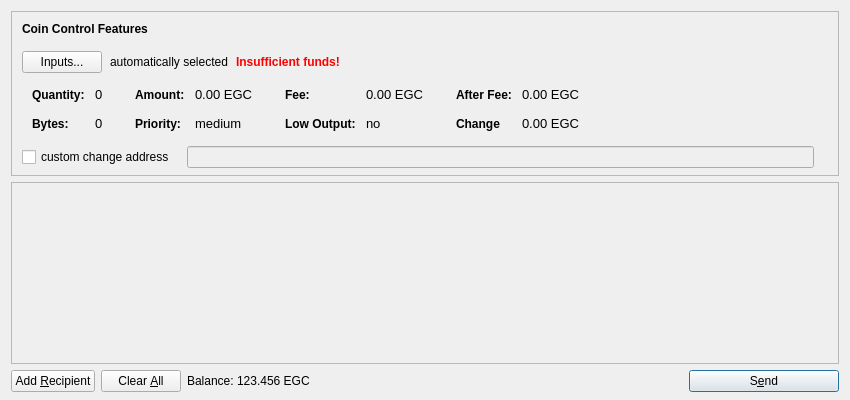
Above: src/qt/forms/sendcoinsdialog.ui from EverGreenCoinDev/EverGreenCoin before the change. Below: the same form after it.
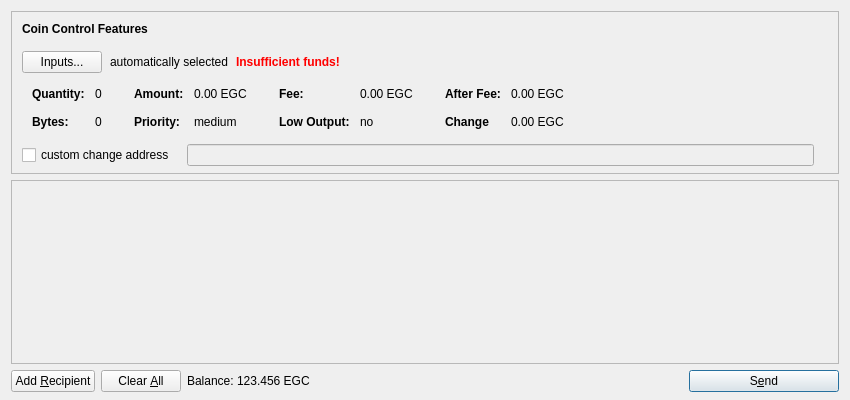
That is the form after the change. Icons and pictures are not drawn.

```diff
--- a/src/qt/forms/sendcoinsdialog.ui
+++ b/src/qt/forms/sendcoinsdialog.ui
@@ -31,13 +31,6 @@
        <height>16777215</height>
       </size>
      </property>
-     <property name="font">
-      <font>
-       <weight>50</weight>
-       <bold>false</bold>
-       <stylestrategy>PreferAntialias</stylestrategy>
-      </font>
-     </property>
      <property name="frameShape">
       <enum>QFrame::StyledPanel</enum>
      </property>
@@ -197,13 +190,6 @@
             <height>0</height>
            </size>
           </property>
-          <property name="font">
-           <font>
-            <weight>50</weight>
-            <bold>false</bold>
-            <stylestrategy>PreferAntialias</stylestrategy>
-           </font>
-          </property>
           <property name="styleSheet">
            <string notr="true"/>
           </property>
@@ -250,12 +236,6 @@
                </property>
                <item row="0" column="0">
                 <widget class="QLabel" name="labelCoinControlQuantityText">
-                 <property name="font">
-                  <font>
-                   <weight>75</weight>
-                   <bold>true</bold>
-                  </font>
-                 </property>
                  <property name="styleSheet">
                   <string notr="true">font-weight:bold;</string>
                  </property>
@@ -269,14 +249,6 @@
                </item>
                <item row="0" column="1">
                 <widget class="QLabel" name="labelCoinControlQuantity">
-                 <property name="font">
-                  <font>
-                   <pointsize>10</pointsize>
-                   <weight>50</weight>
-                   <bold>false</bold>
-                   <stylestrategy>PreferAntialias</stylestrategy>
-                  </font>
-                 </property>
                  <property name="cursor">
                   <cursorShape>IBeamCursor</cursorShape>
                  </property>
@@ -296,12 +268,6 @@
                </item>
                <item row="1" column="0">
                 <widget class="QLabel" name="labelCoinControlBytesText">
-                 <property name="font">
-                  <font>
-                   <weight>75</weight>
-                   <bold>true</bold>
-                  </font>
-                 </property>
                  <property name="styleSheet">
                   <string notr="true">font-weight:bold;</string>
                  </property>
@@ -312,14 +278,6 @@
                </item>
                <item row="1" column="1">
                 <widget class="QLabel" name="labelCoinControlBytes">
-                 <property name="font">
-                  <font>
-                   <pointsize>10</pointsize>
-                   <weight>50</weight>
-                   <bold>false</bold>
-                   <stylestrategy>PreferAntialias</stylestrategy>
-                  </font>
-                 </property>
                  <property name="cursor">
                   <cursorShape>IBeamCursor</cursorShape>
                  </property>
@@ -355,12 +313,6 @@
                </property>
                <item row="0" column="0">
                 <widget class="QLabel" name="labelCoinControlAmountText">
-                 <property name="font">
-                  <font>
-                   <weight>75</weight>
-                   <bold>true</bold>
-                  </font>
-                 </property>
                  <property name="styleSheet">
                   <string notr="true">font-weight:bold;</string>
                  </property>
@@ -374,14 +326,6 @@
                </item>
                <item row="0" column="1">
                 <widget class="QLabel" name="labelCoinControlAmount">
-                 <property name="font">
-                  <font>
-                   <pointsize>10</pointsize>
-                   <weight>50</weight>
-                   <bold>false</bold>
-                   <stylestrategy>PreferAntialias</stylestrategy>
-                  </font>
-                 </property>
                  <property name="cursor">
                   <cursorShape>IBeamCursor</cursorShape>
                  </property>
@@ -398,12 +342,6 @@
                </item>
                <item row="1" column="0">
                 <widget class="QLabel" name="labelCoinControlPriorityText">
-                 <property name="font">
-                  <font>
-                   <weight>75</weight>
-                   <bold>true</bold>
-                  </font>
-                 </property>
                  <property name="styleSheet">
                   <string notr="true">font-weight:bold;</string>
                  </property>
@@ -414,14 +352,6 @@
                </item>
                <item row="1" column="1">
                 <widget class="QLabel" name="labelCoinControlPriority">
-                 <property name="font">
-                  <font>
-                   <pointsize>10</pointsize>
-                   <weight>50</weight>
-                   <bold>false</bold>
-                   <stylestrategy>PreferAntialias</stylestrategy>
-                  </font>
-                 </property>
                  <property name="cursor">
                   <cursorShape>IBeamCursor</cursorShape>
                  </property>
@@ -457,12 +387,6 @@
                </property>
                <item row="0" column="0">
                 <widget class="QLabel" name="labelCoinControlFeeText">
-                 <property name="font">
-                  <font>
-                   <weight>75</weight>
-                   <bold>true</bold>
-                  </font>
-                 </property>
                  <property name="styleSheet">
                   <string notr="true">font-weight:bold;</string>
                  </property>
@@ -476,14 +400,6 @@
                </item>
                <item row="0" column="1">
                 <widget class="QLabel" name="labelCoinControlFee">
-                 <property name="font">
-                  <font>
-                   <pointsize>10</pointsize>
-                   <weight>50</weight>
-                   <bold>false</bold>
-                   <stylestrategy>PreferAntialias</stylestrategy>
-                  </font>
-                 </property>
                  <property name="cursor">
                   <cursorShape>IBeamCursor</cursorShape>
                  </property>
@@ -500,12 +416,6 @@
                </item>
                <item row="1" column="0">
                 <widget class="QLabel" name="labelCoinControlLowOutputText">
-                 <property name="font">
-                  <font>
-                   <weight>75</weight>
-                   <bold>true</bold>
-                  </font>
-                 </property>
                  <property name="styleSheet">
                   <string notr="true">font-weight:bold;</string>
                  </property>
@@ -516,14 +426,6 @@
                </item>
                <item row="1" column="1">
                 <widget class="QLabel" name="labelCoinControlLowOutput">
-                 <property name="font">
-                  <font>
-                   <pointsize>10</pointsize>
-                   <weight>50</weight>
-                   <bold>false</bold>
-                   <stylestrategy>PreferAntialias</stylestrategy>
-                  </font>
-                 </property>
                  <property name="cursor">
                   <cursorShape>IBeamCursor</cursorShape>
                  </property>
@@ -559,12 +461,6 @@
                </property>
                <item row="0" column="0">
                 <widget class="QLabel" name="labelCoinControlAfterFeeText">
-                 <property name="font">
-                  <font>
-                   <weight>75</weight>
-                   <bold>true</bold>
-                  </font>
-                 </property>
                  <property name="styleSheet">
                   <string notr="true">font-weight:bold;</string>
                  </property>
@@ -578,14 +474,6 @@
                </item>
                <item row="0" column="1">
                 <widget class="QLabel" name="labelCoinControlAfterFee">
-                 <property name="font">
-                  <font>
-                   <pointsize>10</pointsize>
-                   <weight>50</weight>
-                   <bold>false</bold>
-                   <stylestrategy>PreferAntialias</stylestrategy>
-                  </font>
-                 </property>
                  <property name="cursor">
                   <cursorShape>IBeamCursor</cursorShape>
                  </property>
@@ -602,12 +490,6 @@
                </item>
                <item row="1" column="0">
                 <widget class="QLabel" name="labelCoinControlChangeText">
-                 <property name="font">
-                  <font>
-                   <weight>75</weight>
-                   <bold>true</bold>
-                  </font>
-                 </property>
                  <property name="styleSheet">
                   <string notr="true">font-weight:bold;</string>
                  </property>
@@ -618,14 +500,6 @@
                </item>
                <item row="1" column="1">
                 <widget class="QLabel" name="labelCoinControlChange">
-                 <property name="font">
-                  <font>
-                   <pointsize>10</pointsize>
-                   <weight>50</weight>
-                   <bold>false</bold>
-                   <stylestrategy>PreferAntialias</stylestrategy>
-                  </font>
-                 </property>
                  <property name="cursor">
                   <cursorShape>IBeamCursor</cursorShape>
                  </property>
@@ -663,13 +537,6 @@
           </property>
           <item>
            <widget class="QCheckBox" name="checkBoxCoinControlChange">
-            <property name="font">
-             <font>
-              <weight>50</weight>
-              <bold>false</bold>
-              <stylestrategy>PreferAntialias</stylestrategy>
-             </font>
-            </property>
             <property name="text">
              <string>custom change address</string>
             </property>
@@ -686,13 +553,6 @@
               <verstretch>0</verstretch>
              </sizepolicy>
             </property>
-            <property name="font">
-             <font>
-              <weight>50</weight>
-              <bold>false</bold>
-              <stylestrategy>PreferAntialias</stylestrategy>
-             </font>
-            </property>
            </widget>
           </item>
           <item>
@@ -709,13 +569,6 @@
               <height>0</height>
              </size>
             </property>
-            <property name="font">
-             <font>
-              <weight>50</weight>
-              <bold>false</bold>
-              <stylestrategy>PreferAntialias</stylestrategy>
-             </font>
-            </property>
             <property name="text">
              <string/>
             </property>
@@ -728,13 +581,6 @@
         </item>
         <item>
          <spacer name="verticalSpacerCoinControl">
-          <property name="font">
-           <font>
-            <weight>50</weight>
-            <bold>false</bold>
-            <stylestrategy>PreferAntialias</stylestrategy>
-           </font>
-          </property>
           <property name="orientation">
            <enum>Qt::Vertical</enum>
           </property>
@@ -753,13 +599,6 @@
    </item>
    <item>
     <widget class="QScrollArea" name="scrollArea">
-     <property name="font">
-      <font>
-       <weight>50</weight>
-       <bold>false</bold>
-       <stylestrategy>PreferAntialias</stylestrategy>
-      </font>
-     </property>
      <property name="widgetResizable">
       <bool>true</bool>
      </property>
@@ -769,7 +608,7 @@
         <x>0</x>
         <y>0</y>
         <width>830</width>
-        <height>166</height>
+        <height>175</height>
        </rect>
       </property>
       <layout class="QVBoxLayout" name="verticalLayout_2">
@@ -794,13 +633,6 @@
        </item>
        <item>
         <spacer name="verticalSpacer">
-         <property name="font">
-          <font>
-           <weight>50</weight>
-           <bold>false</bold>
-           <stylestrategy>PreferAntialias</stylestrategy>
-          </font>
-         </property>
          <property name="orientation">
           <enum>Qt::Vertical</enum>
          </property>
```
Left out of the diff: 901 changed lines with no effect on the pictures.
